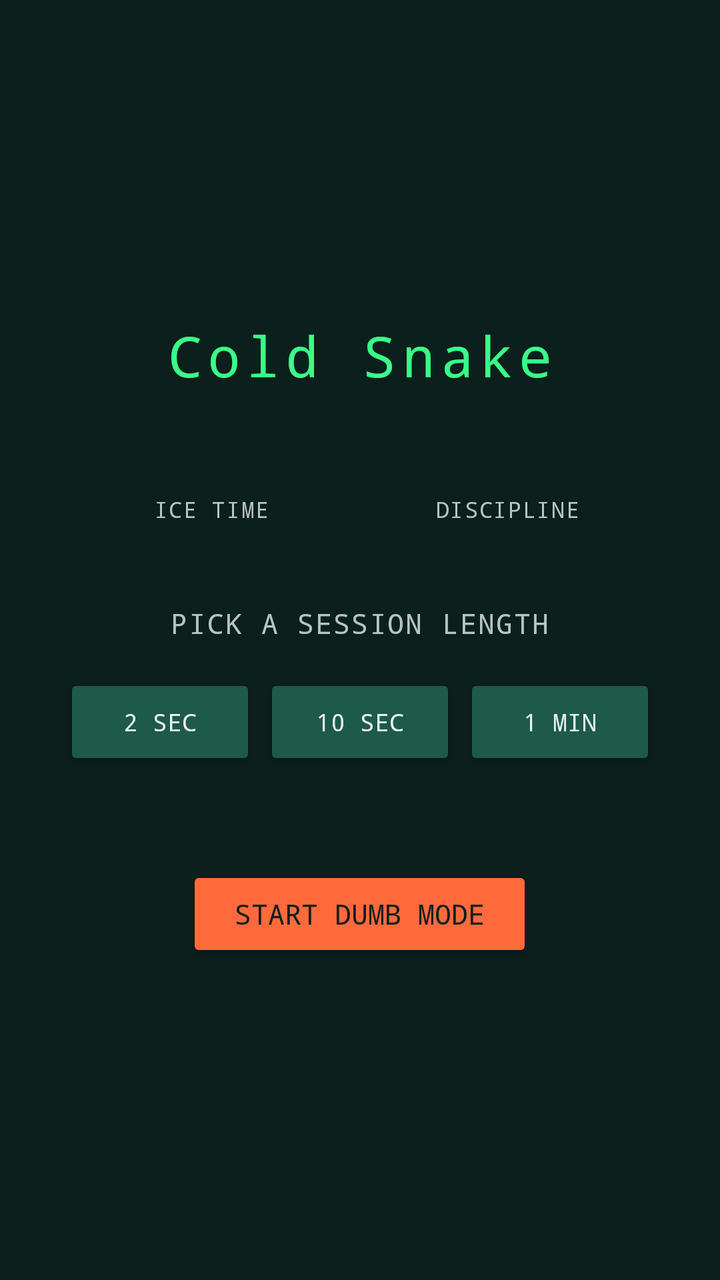
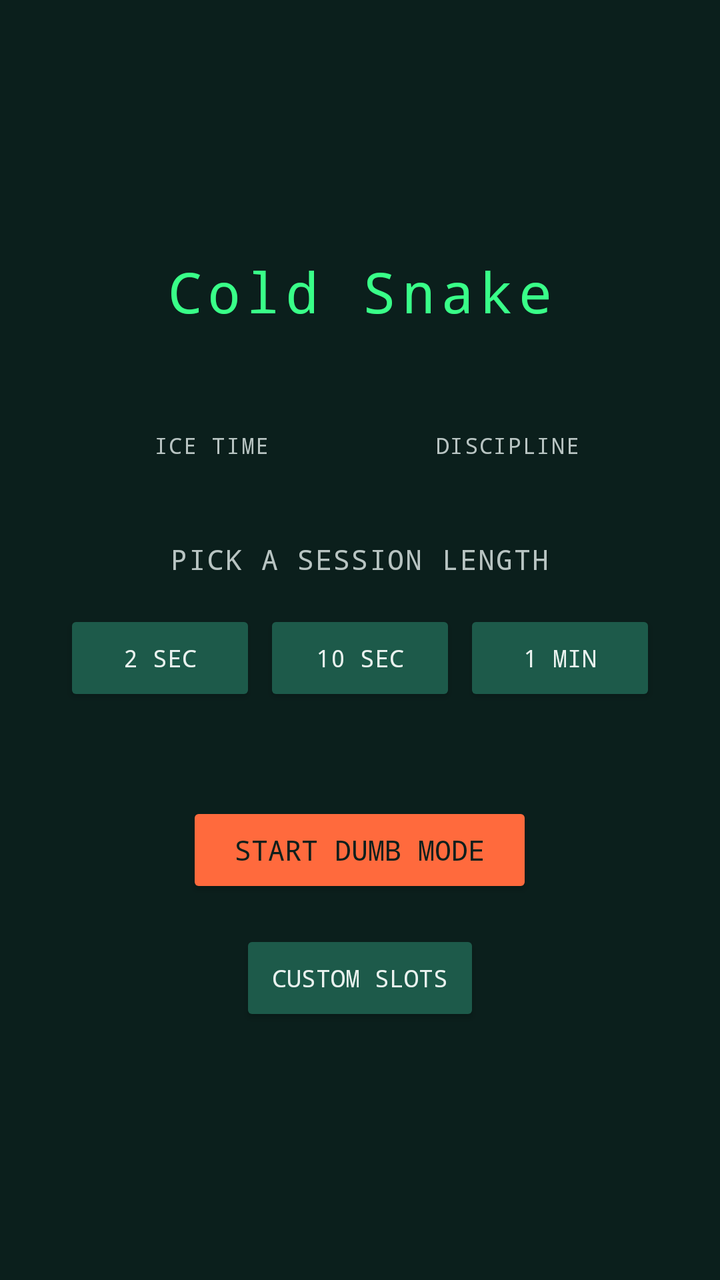

Before-and-after screenshots of an Android layout around one commit, followed by the original layout XML and the change that was made.
<!-- AndroidManifest.xml: application theme Theme.ColdSnake -->
<!-- res/layout/activity_home.xml -->
<?xml version="1.0" encoding="utf-8"?>
<LinearLayout xmlns:android="http://schemas.android.com/apk/res/android"
    android:layout_width="match_parent"
    android:layout_height="match_parent"
    android:orientation="vertical"
    android:gravity="center"
    android:background="@color/ground"
    android:padding="32dp">

    <TextView
        android:id="@+id/appTitle"
        android:layout_width="wrap_content"
        android:layout_height="wrap_content"
        android:text="@string/app_name"
        android:textColor="@color/phosphor"
        android:textSize="28sp"
        android:fontFamily="monospace"
        android:letterSpacing="0.1"
        android:layout_marginBottom="24dp" />

    <LinearLayout
        android:layout_width="match_parent"
        android:layout_height="wrap_content"
        android:orientation="horizontal"
        android:layout_marginBottom="40dp">

        <LinearLayout
            android:layout_width="0dp"
            android:layout_height="wrap_content"
            android:layout_weight="1"
            android:orientation="vertical"
            android:gravity="center">

            <TextView
                android:id="@+id/iceTimeValue"
                android:layout_width="wrap_content"
                android:layout_height="wrap_content"
                android:textColor="@color/phosphor"
                android:textSize="20sp"
                android:fontFamily="monospace" />

            <TextView
                android:layout_width="wrap_content"
                android:layout_height="wrap_content"
                android:text="@string/ice_time_label"
                android:textColor="@color/steel"
                android:textSize="11sp"
                android:fontFamily="monospace"
                android:letterSpacing="0.05" />

        </LinearLayout>

        <LinearLayout
            android:layout_width="0dp"
            android:layout_height="wrap_content"
            android:layout_weight="1"
            android:orientation="vertical"
            android:gravity="center">

            <TextView
                android:id="@+id/disciplineValue"
                android:layout_width="wrap_content"
                android:layout_height="wrap_content"
                android:textColor="@color/phosphor"
                android:textSize="20sp"
                android:fontFamily="monospace" />

            <TextView
                android:layout_width="wrap_content"
                android:layout_height="wrap_content"
                android:text="@string/discipline_label"
                android:textColor="@color/steel"
                android:textSize="11sp"
                android:fontFamily="monospace"
                android:letterSpacing="0.05" />

        </LinearLayout>

    </LinearLayout>

    <TextView
        android:layout_width="wrap_content"
        android:layout_height="wrap_content"
        android:text="@string/session_prompt"
        android:textColor="@color/steel"
        android:textSize="14sp"
        android:fontFamily="monospace"
        android:letterSpacing="0.05"
        android:layout_marginBottom="16dp" />

    <LinearLayout
        android:layout_width="match_parent"
        android:layout_height="wrap_content"
        android:orientation="horizontal"
        android:layout_marginBottom="48dp">

        <Button
            android:id="@+id/duration2s"
            android:layout_width="0dp"
            android:layout_height="wrap_content"
            android:layout_weight="1"
            android:layout_marginEnd="4dp"
            android:minWidth="0dp"
            android:insetLeft="0dp"
            android:insetRight="0dp"
            android:paddingLeft="4dp"
            android:paddingRight="4dp"
            android:textSize="12sp"
            android:text="@string/duration_2s"
            android:fontFamily="monospace"
            android:textColor="@color/cold_white"
            android:backgroundTint="@color/teal" />

        <Button
            android:id="@+id/duration10s"
            android:layout_width="0dp"
            android:layout_height="wrap_content"
            android:layout_weight="1"
            android:layout_marginEnd="4dp"
            android:minWidth="0dp"
            android:insetLeft="0dp"
            android:insetRight="0dp"
            android:paddingLeft="4dp"
            android:paddingRight="4dp"
            android:textSize="12sp"
            android:text="@string/duration_10s"
            android:fontFamily="monospace"
            android:textColor="@color/cold_white"
            android:backgroundTint="@color/teal" />

        <Button
            android:id="@+id/duration1m"
            android:layout_width="0dp"
            android:layout_height="wrap_content"
            android:layout_weight="1"
            android:minWidth="0dp"
            android:insetLeft="0dp"
            android:insetRight="0dp"
            android:paddingLeft="4dp"
            android:paddingRight="4dp"
            android:textSize="12sp"
            android:text="@string/duration_1m"
            android:fontFamily="monospace"
            android:textColor="@color/cold_white"
            android:backgroundTint="@color/teal" />

    </LinearLayout>

    <Button
        android:id="@+id/startSession"
        android:layout_width="wrap_content"
        android:layout_height="wrap_content"
        android:text="@string/start_session"
        android:fontFamily="monospace"
        android:textColor="@color/ground"
        android:backgroundTint="@color/warning_pop"
        android:paddingLeft="24dp"
        android:paddingRight="24dp" />

</LinearLayout>
<!-- resources referenced by this layout -->
<resources>
  <color name="cold_white">#EAF2EF</color>
  <color name="ground">#0B1F1C</color>
  <color name="phosphor">#39FF88</color>
  <color name="steel">#B8C4C2</color>
  <color name="teal">#1D5A4A</color>
  <color name="warning_pop">#FF6A3D</color>
  <string name="app_name">Cold Snake</string>
  <string name="discipline_label">DISCIPLINE</string>
  <string name="duration_10s">10 SEC</string>
  <string name="duration_1m">1 MIN</string>
  <string name="duration_2s">2 SEC</string>
  <string name="ice_time_label">ICE TIME</string>
  <string name="session_prompt">PICK A SESSION LENGTH</string>
  <string name="start_session">START DUMB MODE</string>
  <style name="Theme.ColdSnake" parent="Theme.MaterialComponents.DayNight.NoActionBar">
          <item name="colorPrimary">@android:color/black</item>
          <item name="colorPrimaryDark">@android:color/black</item>
          <item name="colorAccent">@android:color/darker_gray</item>
      </style>
</resources>

<!-- the commit's change to res/layout/activity_home.xml (unified diff, before → after) -->
@@ -157,4 +157,17 @@
         android:paddingLeft="24dp"
         android:paddingRight="24dp" />
 
+    <Button
+        android:id="@+id/customizeSlots"
+        android:layout_width="wrap_content"
+        android:layout_height="wrap_content"
+        android:layout_marginTop="16dp"
+        android:text="@string/customize_slots_button"
+        android:fontFamily="monospace"
+        android:textSize="12sp"
+        android:textColor="@color/cold_white"
+        android:backgroundTint="@color/teal"
+        android:paddingLeft="16dp"
+        android:paddingRight="16dp" />
+
 </LinearLayout>
<!-- resource entries referenced after the edit -->
@@ -7,6 +7,7 @@
   <color name="teal">#1D5A4A</color>
   <color name="warning_pop">#FF6A3D</color>
   <string name="app_name">Cold Snake</string>
+  <string name="customize_slots_button">CUSTOM SLOTS</string>
   <string name="discipline_label">DISCIPLINE</string>
   <string name="duration_10s">10 SEC</string>
   <string name="duration_1m">1 MIN</string>
